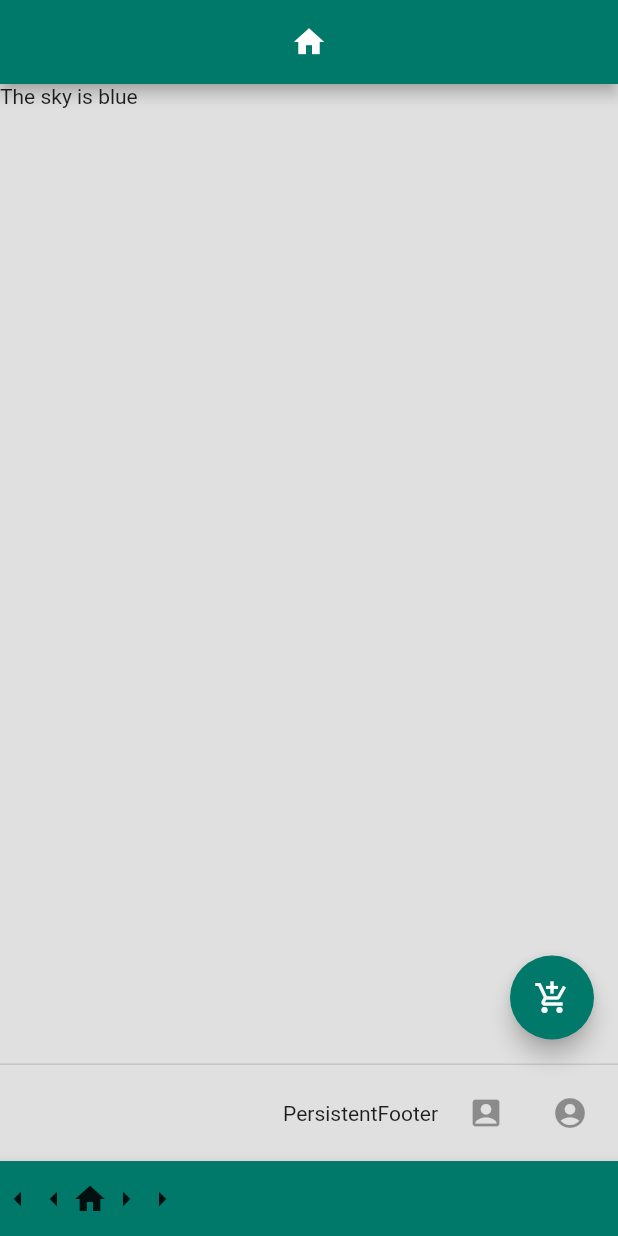
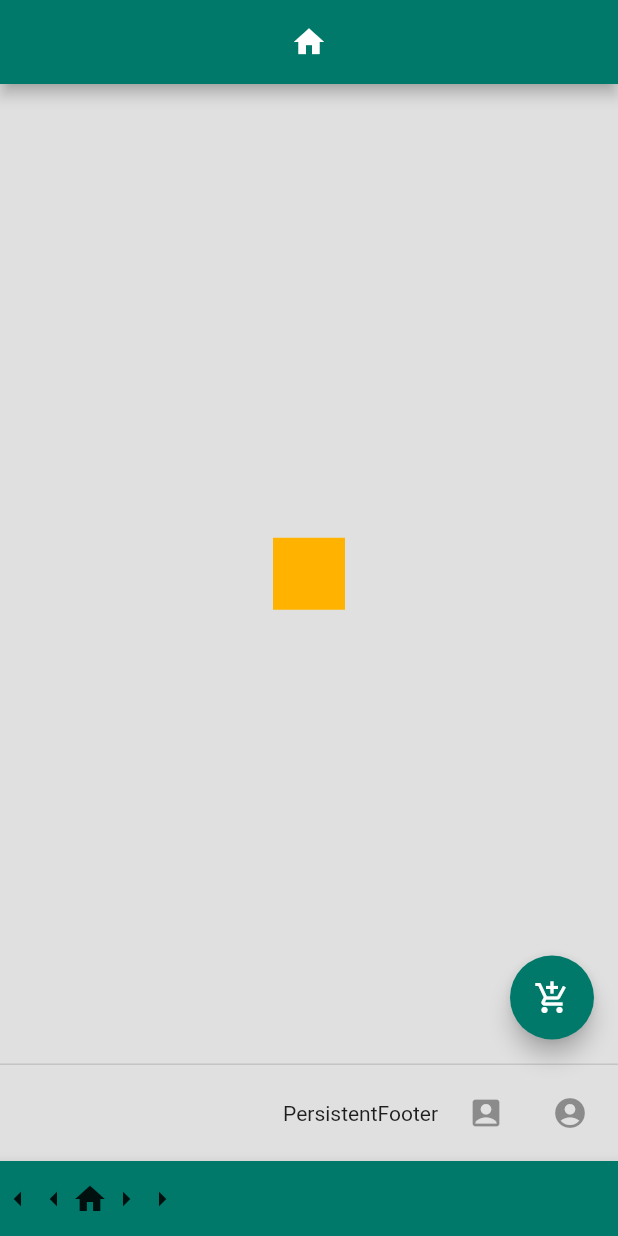
Before and after one commit to rsrinath14/Playing_with_flutter, a Flutter app: the screen it shows after launch, on a phone screen of 412 x 824 dp. Run offline on Flutter 3.47's test engine with Material 2 defaults, Android fonts, the phone set to English and light mode, and no system bars.

Commit message:
Scaffold_1 (flutter practise)

```diff
--- a/scaffold_1/lib/main.dart
+++ b/scaffold_1/lib/main.dart
@@ -13,7 +13,14 @@ class MyApp extends StatelessWidget {
         title: Center(child: Icon(Icons.home)),
         backgroundColor: Colors.teal[700],
       ),
-      body: Text('The sky is blue'),
+      body: Center(
+        child: Container(
+          margin: const EdgeInsets.all(10.0),
+          color: Colors.amber[600],
+          width: 48.0,
+          height: 48.0,
+        ),
+      ),
       floatingActionButton: FloatingActionButton(
         child: Icon(Icons.add_shopping_cart),
         backgroundColor: Colors.teal[700],
```
